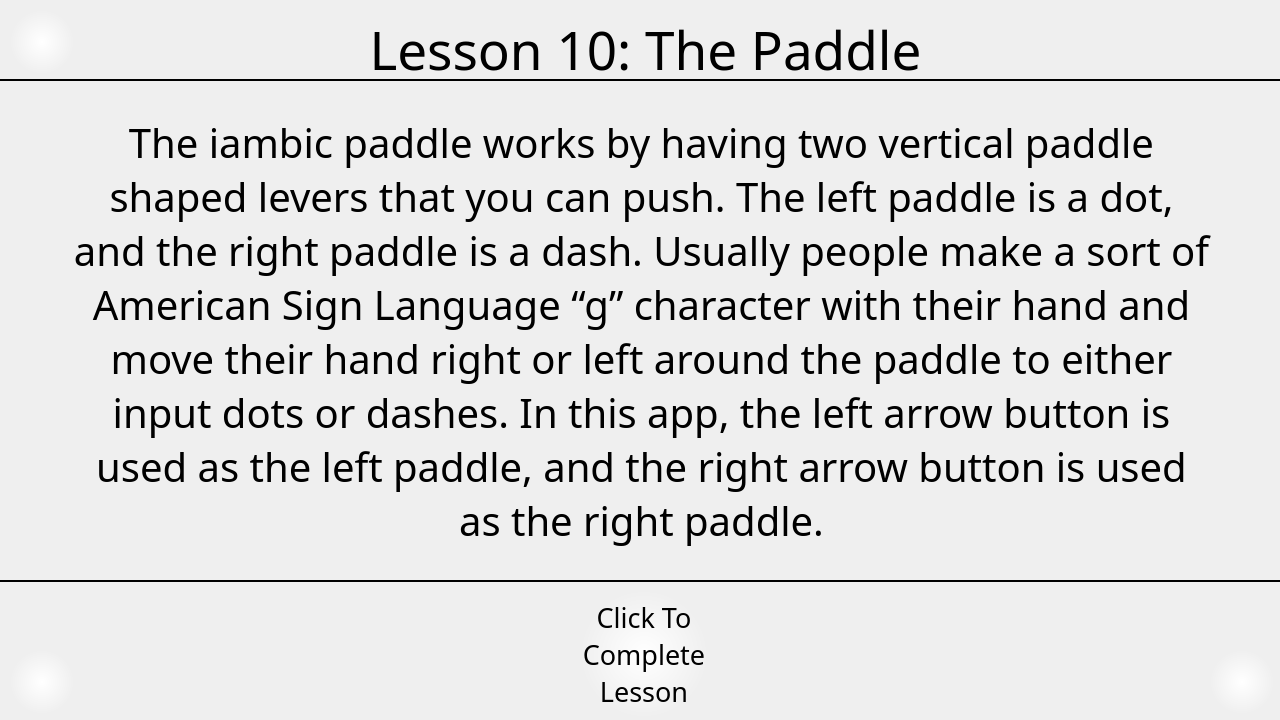
This is MorseCodeLearner/paddlelesson.ui in UofU-CS3505/cs3505-assignment9-the_tigers as Qt 5 draws it before an edit. The edited form follows.
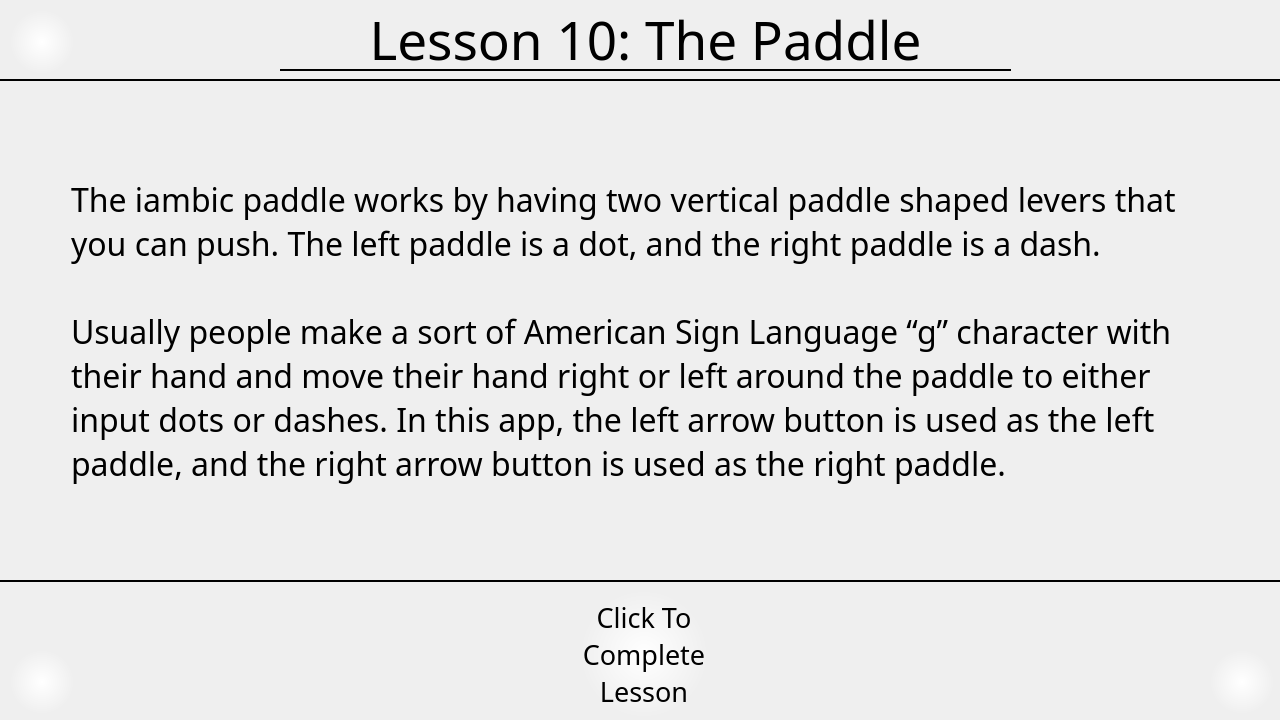
This is the edited form. The open tabs and pages were chosen to show the change.

The edit to the form file:
```diff
--- a/MorseCodeLearner/paddlelesson.ui
+++ b/MorseCodeLearner/paddlelesson.ui
@@ -73,14 +73,16 @@
      <property name="font">
       <font>
        <family>OldNewspaperTypes</family>
-       <pointsize>30</pointsize>
+       <pointsize>24</pointsize>
       </font>
      </property>
      <property name="text">
-      <string>The iambic paddle works by having two vertical paddle shaped levers that you can push. The left paddle is a dot, and the right paddle is a dash. Usually people make a sort of American Sign Language “g” character with their hand and move their hand right or left around the paddle to either input dots or dashes. In this app, the left arrow button is used as the left paddle, and the right arrow button is used as the right paddle.</string>
+      <string>The iambic paddle works by having two vertical paddle shaped levers that you can push. The left paddle is a dot, and the right paddle is a dash.
+
+Usually people make a sort of American Sign Language “g” character with their hand and move their hand right or left around the paddle to either input dots or dashes. In this app, the left arrow button is used as the left paddle, and the right arrow button is used as the right paddle.</string>
      </property>
      <property name="alignment">
-      <set>Qt::AlignmentFlag::AlignCenter</set>
+      <set>Qt::AlignmentFlag::AlignLeading|Qt::AlignmentFlag::AlignLeft|Qt::AlignmentFlag::AlignVCenter</set>
      </property>
      <property name="wordWrap">
       <bool>true</bool>
@@ -168,7 +170,7 @@
     <property name="geometry">
      <rect>
       <x>280</x>
-      <y>20</y>
+      <y>10</y>
       <width>731</width>
       <height>61</height>
      </rect>
```
Left out of the diff: 14 changed lines with no effect on the pictures.
